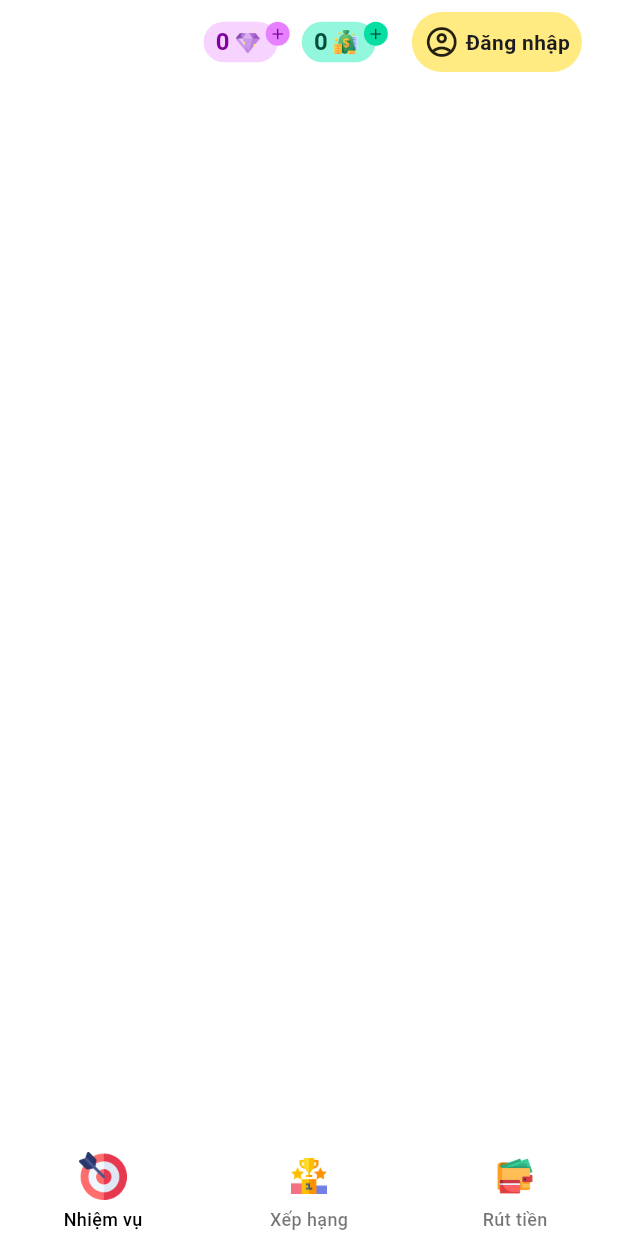
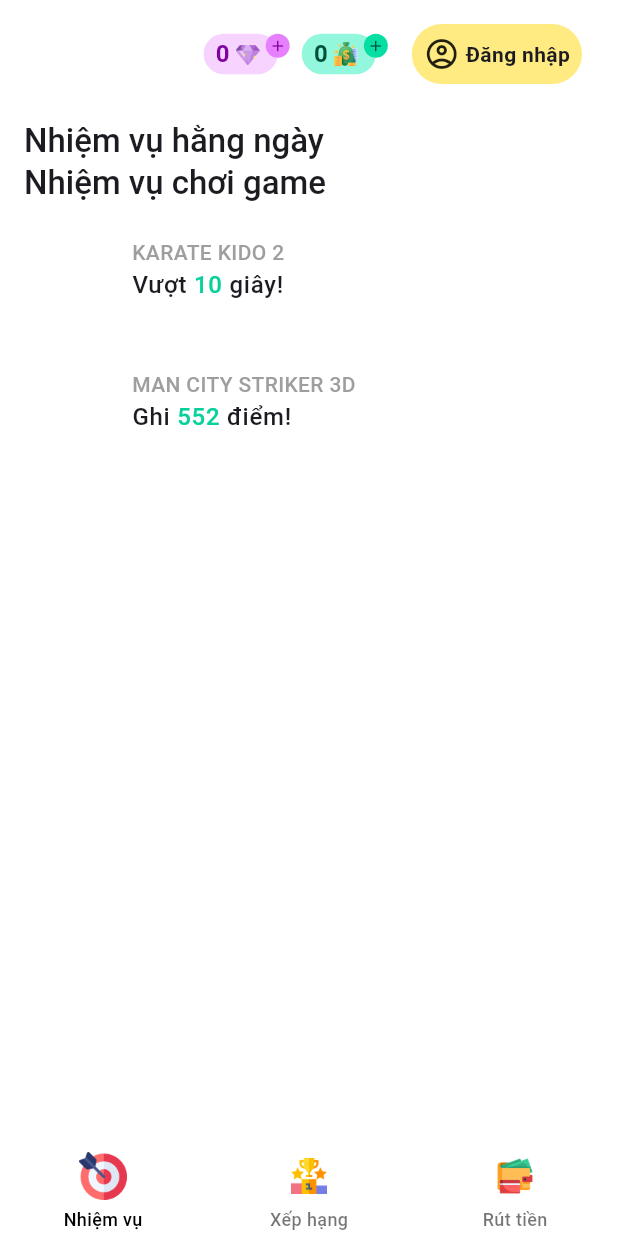
Before and after one commit to dungockim/kiemtien, a Flutter app: the screen it shows after launch, on a phone screen of 412 x 824 dp. Run offline on Flutter 3.47's test engine with Material 2 defaults, Android fonts, the phone set to English and light mode, and no system bars; our stand-ins replace font_awesome_flutter, sprintf.

Commit message:
[draft] add task page

```diff
--- /dev/null
+++ b/lib/models/condition.dart
@@ -0,0 +1,37 @@
+import 'package:flutter/cupertino.dart';
+import 'package:sprintf/sprintf.dart';
+
+class Condition {
+  final double id;
+  final String? content;
+  final String? prefixContent;
+  final String? suffixContent;
+  final int? formatValue;
+  final String type;
+
+  Condition({
+    required this.id,
+    this.content,
+    this.prefixContent,
+    this.suffixContent,
+    this.formatValue,
+    required this.type,
+  });
+
+  Condition.fromJson(Map<String, dynamic> json)
+      : id = json['id'],
+        content = json['content'],
+        prefixContent = json['prefixContent'],
+        suffixContent = json['suffixContent'],
+        formatValue = json['value'],
+        type = json['type'];
+
+  Map<String, dynamic> toJson() => {
+    'id': id,
+    'content': content,
+    'prefixContent': prefixContent,
+    'suffixContent': suffixContent,
+    'value': formatValue,
+    'type': type
+  };
+}
--- /dev/null
+++ b/lib/models/task.dart
@@ -0,0 +1,42 @@
+import 'dart:convert';
+
+import 'package:kiemtien/models/condition.dart';
+
+class Task {
+  final double id;
+  final String? imageUrl;
+  final String name;
+  final String? code;
+  final double prize;
+  final int? limitPerDay;
+  final Condition? condition;
+
+  Task({
+    required this.id,
+    this.imageUrl,
+    required this.name,
+    this.code,
+    required this.prize,
+    this.limitPerDay,
+    this.condition,
+  });
+
+  Task.fromJson(Map<String, dynamic> json)
+      : id = json['id'],
+        imageUrl = json['image_url'],
+        name = json['name'],
+        code = json['code'],
+        prize = json['prize'],
+        limitPerDay = json['limit'],
+        condition = json['condition'] == null ? null : Condition.fromJson(json['condition']);
+
+  Map<String, dynamic> toJson() => {
+        'id': id,
+        'image_url': imageUrl,
+        'name': name,
+        'code': code,
+        'prize': prize,
+        'limit': limitPerDay,
+        'condition': condition == null ? null : jsonEncode(condition),
+      };
+}
--- /dev/null
+++ b/lib/models/task_group.dart
@@ -0,0 +1,91 @@
+import 'dart:convert';
+
+import 'package:kiemtien/models/condition.dart';
+import 'package:kiemtien/models/task.dart';
+
+class TaskGroup {
+  final double id;
+  final String code;
+  final String title;
+  final List<Task> tasks;
+
+  TaskGroup({
+    required this.id,
+    required this.code,
+    required this.title,
+    required this.tasks,
+  });
+
+  TaskGroup.fromJson(Map<String, dynamic> json)
+      : id = json['id'],
+        title = json['title'],
+        code = json['code'],
+        tasks = List.from(json['tasks']).map((e) => Task.fromJson(e)).toList();
+
+  Map<String, dynamic> toJson() => {
+        'id': id,
+        'title': title,
+        'tasks': jsonEncode(tasks),
+      };
+
+  static List<TaskGroup> mock() => [
+        TaskGroup(
+          id: 1,
+          code: 'daily',
+          title: 'Nhiệm vụ hằng ngày',
+          tasks: [
+            Task(
+              id: 1,
+              name: 'Mời bạn bè',
+              code: 'share',
+              prize: 50000,
+              limitPerDay: 3,
+            ),
+            Task(
+              id: 2,
+              name: 'Điểm danh mỗi ngày',
+              code: 'daily_check_in',
+              prize: 50000,
+            ),
+            Task(
+              id: 3,
+              name: 'Xem quảng cáo',
+              code: 'watch_ads',
+              prize: 5000,
+              limitPerDay: 5,
+            ),
+          ],
+        ),
+        TaskGroup(
+          id: 1,
+          code: 'play_game',
+          title: 'Nhiệm vụ chơi game',
+          tasks: [
+            Task(
+              id: 4,
+              name: 'KARATE KIDO 2',
+              prize: 10000,
+              condition: Condition(
+                id: 1,
+                type: 'time',
+                prefixContent: 'Vượt',
+                suffixContent: 'giây!',
+                formatValue: 10,
+              ),
+            ),
+            Task(
+              id: 4,
+              name: 'MAN CITY STRIKER 3D',
+              prize: 10000,
+              condition: Condition(
+                id: 1,
+                type: 'point',
+                prefixContent: 'Ghi',
+                suffixContent: 'điểm!',
+                formatValue: 552,
+              ),
+            ),
+          ],
+        ),
+      ];
+}
--- a/lib/pages/task/task_page.dart
+++ b/lib/pages/task/task_page.dart
@@ -1,7 +1,9 @@
 import 'package:flutter/material.dart';
-import 'package:flutter/services.dart';
 import 'package:kiemtien/bases/base_state.dart';
+import 'package:kiemtien/common/dimens.dart';
+import 'package:kiemtien/models/task_group.dart';
 
+import '../../models/task.dart';
 import '../../widgets/app_header.dart';
 
 class TaskPage extends StatefulWidget {
@@ -17,11 +19,111 @@ class _TaskPageState extends BaseState<TaskPage> {
     return Scaffold(
       body: Column(
         children: [
-          AppHeader(),
+          const SizedBox(height: Dimens.spacing8),
+          const AppHeader(),
+          Expanded(
+            child: Padding(
+              padding: const EdgeInsets.all(Dimens.spacing16),
+              child: ListView.builder(
+                itemBuilder: (context, index) {
+                  final item = TaskGroup.mock()[index];
+                  return Column(
+                    crossAxisAlignment: CrossAxisAlignment.stretch,
+                    children: [
+                      Text(
+                        item.title,
+                        style: textTheme.titleLarge?.copyWith(
+                          fontWeight: FontWeight.w500,
+                        ),
+                      ),
+                      if (item.code == 'play_game') _buildGameTasks(item.tasks)
+                    ],
+                  );
+                },
+                itemCount: TaskGroup.mock().length,
+              ),
+            ),
+          )
         ],
       ),
     );
   }
+
+  Widget _buildGameTasks(List<Task> tasks) {
+    return Column(
+      mainAxisSize: MainAxisSize.min,
+      children: tasks.asMap().entries.map((entry) {
+        return Padding(
+          padding: const EdgeInsets.all(Dimens.spacing16),
+          child: Row(
+            children: [
+              Container(
+                height: Dimens.size56,
+                width: Dimens.size56,
+                decoration: BoxDecoration(
+                  borderRadius: BorderRadius.circular(Dimens.spacing16),
+                ),
+                child: const SizedBox(),
+              ),
+              Column(
+                crossAxisAlignment: CrossAxisAlignment.start,
+                children: [
+                  Text(
+                    entry.value.name,
+                    style: textTheme.bodyMedium?.copyWith(
+                      fontWeight: FontWeight.w500,
+                      color: Colors.grey,
+                    ),
+                  ),
+                  _buildConditionDisplayText(entry),
+                ],
+              ),
+            ],
+          ),
+        );
+      }).toList(),
+    );
+  }
+
+  Widget _buildConditionDisplayText(MapEntry<int, Task> entry) {
+    Widget textWidget;
+    if (entry.value.condition!.content?.isNotEmpty == true) {
+      textWidget = Text(
+        entry.value.condition!.content!,
+        style: textTheme.titleLarge?.copyWith(
+          fontWeight: FontWeight.w500,
+        ),
+      );
+    } else {
+      textWidget = RichText(
+        text: TextSpan(
+          text: "${entry.value.condition!.prefixContent!} ",
+          style: textTheme.bodyLarge?.copyWith(
+            fontWeight: FontWeight.w500,
+          ),
+          children: [
+            TextSpan(
+              text: entry.value.condition!.formatValue!.toString(),
+              style: const TextStyle(
+                color: Color(0xFF06D19A),
+              ),
+            ),
+            TextSpan(
+              text: " ${entry.value.condition!.suffixContent!}",
+            ),
+          ],
+        ),
+      );
+    }
+
+    return Column(
+      mainAxisSize: MainAxisSize.min,
+      children: [
+        textWidget,
+      ],
+    );
+  }
+
   @override
   bool get wantKeepAlive => true;
 }
--- a/pubspec.yaml
+++ b/pubspec.yaml
@@ -19,6 +19,8 @@ dependencies:
   cupertino_icons: ^1.0.2
   font_awesome_flutter: ^10.5.0
   http: ^1.1.0
+  cached_network_image: ^3.2.3
+  sprintf: ^7.0.0
 
 dev_dependencies:
   flutter_test:
```
Also changed, not shown: pubspec.lock.
